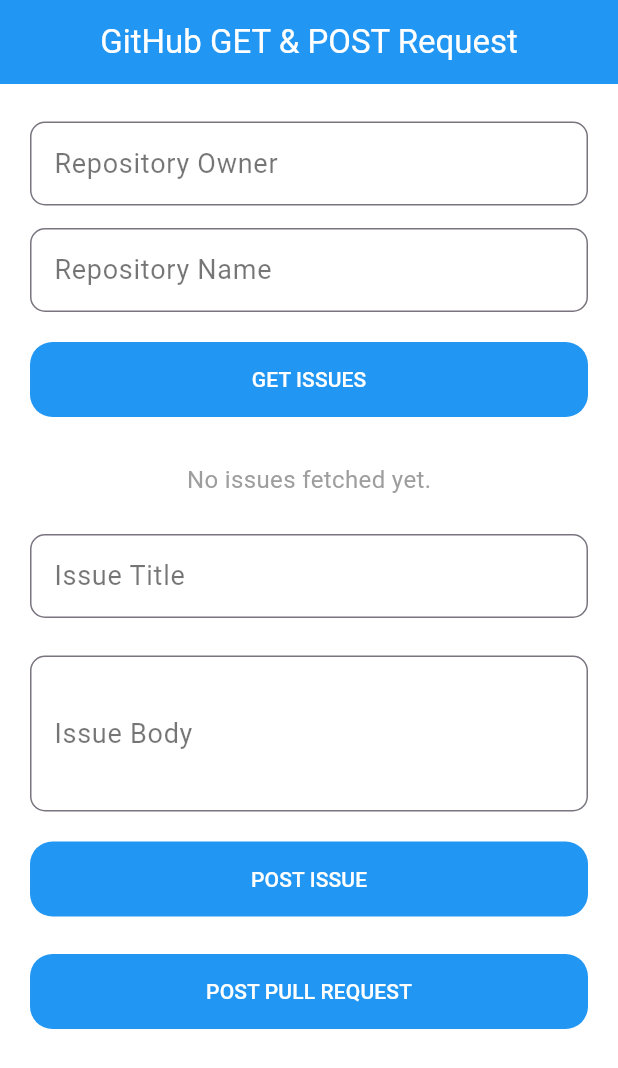
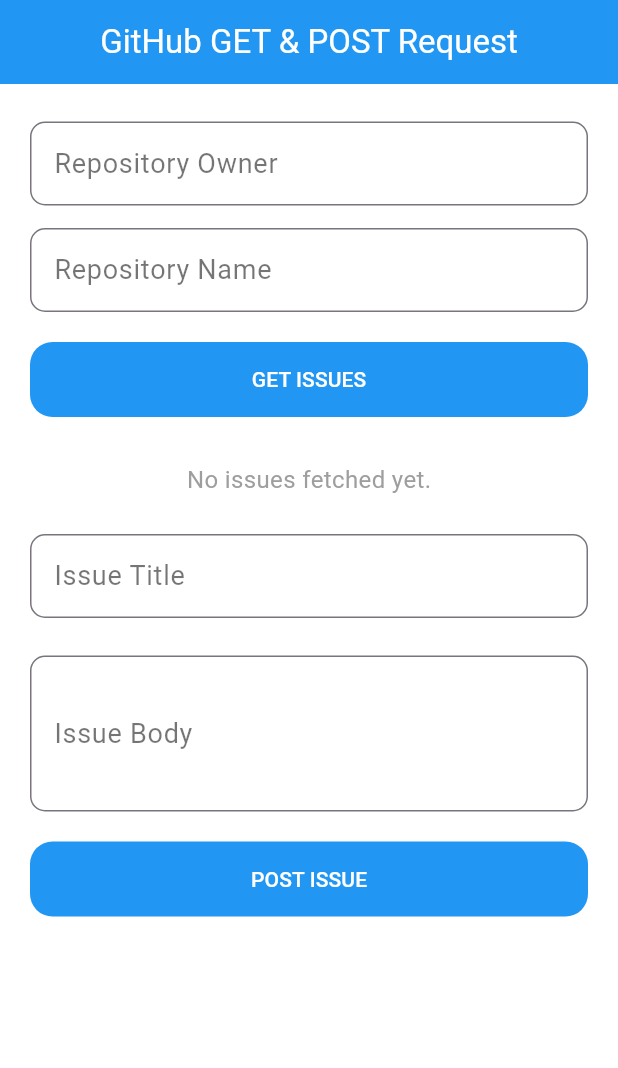
Before and after one commit to collabo-community/collabocate-flutter, a Flutter app: the screen it shows after launch, on a phone screen of 412 x 824 dp. Shown: the top 1068 px of the screen. Run offline on Flutter 3.47's test engine with Material 3 defaults, Android fonts, the phone set to English and light mode, and no system bars; our stand-ins replace flutter_dotenv.

Commit message:
Delete Create pull request botton.

```diff
--- a/lib/screens/home_screen.dart
+++ b/lib/screens/home_screen.dart
@@ -177,13 +177,6 @@
                 onPressed: createIssues,
                 buttonText: 'POST ISSUE',
               ),
-              SizedBox(
-                height: 5,
-              ),
-              GetPostButton(
-                onPressed: () {},
-                buttonText: 'POST PULL REQUEST',
-              ),
             ],
           ),
         ),
```
